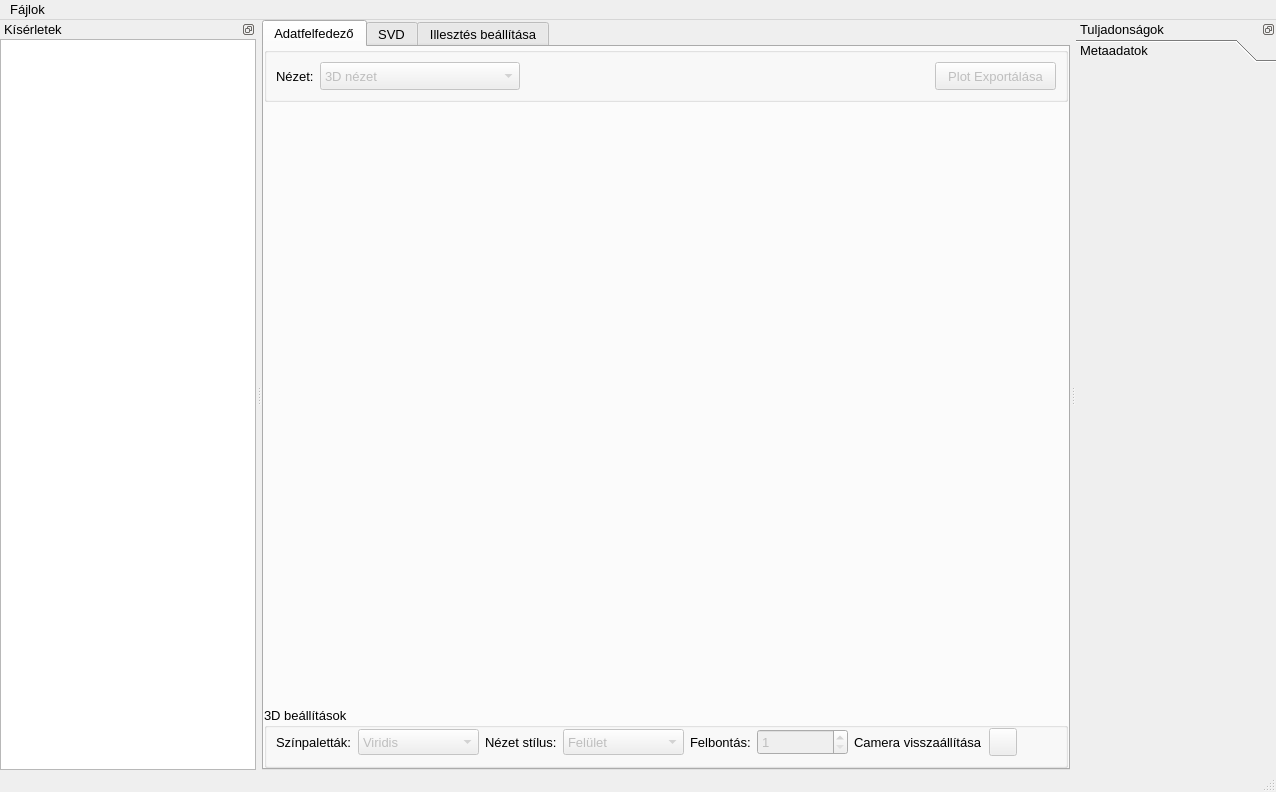
Old version of the form ultrapyfit/gui/ui/main_window.ui in the repository Minex1989/ultrapyfit.
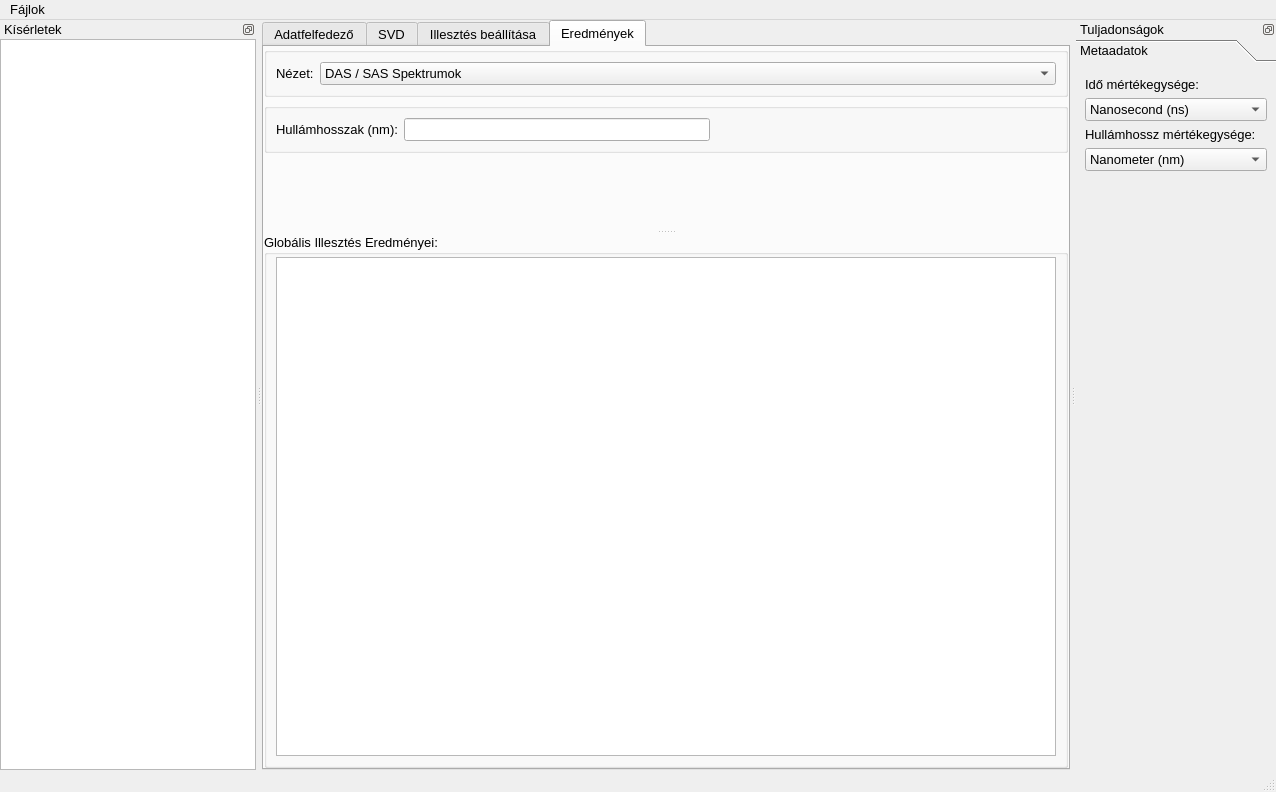
New version of the form. The open tabs and pages were chosen to show the change. Icons and pictures are not drawn. Custom widgets are drawn as their Qt base class.

Commit message: feat: implement dynamic Results tab and tree navigation

```diff
--- a/ultrapyfit/gui/ui/main_window.ui
+++ b/ultrapyfit/gui/ui/main_window.ui
@@ -2528,6 +2528,338 @@
         </item>
        </layout>
       </widget>
+      <widget class="QWidget" name="pageResults">
+       <attribute name="title">
+        <string>Eredmények</string>
+       </attribute>
+       <layout class="QVBoxLayout" name="verticalLayout_12">
+        <property name="spacing">
+         <number>0</number>
+        </property>
+        <property name="leftMargin">
+         <number>0</number>
+        </property>
+        <property name="topMargin">
+         <number>0</number>
+        </property>
+        <property name="rightMargin">
+         <number>0</number>
+        </property>
+        <property name="bottomMargin">
+         <number>0</number>
+        </property>
+        <item>
+         <widget class="QStackedWidget" name="stackedResultsMain">
+          <property name="currentIndex">
+           <number>0</number>
+          </property>
+          <widget class="QWidget" name="pageGlobalFit">
+           <layout class="QVBoxLayout" name="verticalLayout_18">
+            <property name="leftMargin">
+             <number>0</number>
+            </property>
+            <property name="topMargin">
+             <number>0</number>
+            </property>
+            <property name="rightMargin">
+             <number>0</number>
+            </property>
+            <property name="bottomMargin">
+             <number>0</number>
+            </property>
+            <item>
+             <widget class="QGroupBox" name="grpGlobalViewMode">
+              <property name="minimumSize">
+               <size>
+                <width>0</width>
+                <height>50</height>
+               </size>
+              </property>
+              <property name="maximumSize">
+               <size>
+                <width>16777215</width>
+                <height>50</height>
+               </size>
+              </property>
+              <property name="title">
+               <string/>
+              </property>
+              <layout class="QHBoxLayout" name="horizontalLayout_14">
+               <item>
+                <widget class="QLabel" name="lblGlobalViewMode">
+                 <property name="sizePolicy">
+                  <sizepolicy hsizetype="Fixed" vsizetype="Fixed">
+                   <horstretch>0</horstretch>
+                   <verstretch>0</verstretch>
+                  </sizepolicy>
+                 </property>
+                 <property name="text">
+                  <string>Nézet:</string>
+                 </property>
+                </widget>
+               </item>
+               <item>
+                <widget class="QComboBox" name="cbGlobalViewMode">
+                 <item>
+                  <property name="text">
+                   <string>DAS / SAS Spektrumok</string>
+                  </property>
+                 </item>
+                 <item>
+                  <property name="text">
+                   <string>Kinetika (Illesztett Nyomok)</string>
+                  </property>
+                 </item>
+                 <item>
+                  <property name="text">
+                   <string>Kinetika + Reziduálisok</string>
+                  </property>
+                 </item>
+                </widget>
+               </item>
+              </layout>
+             </widget>
+            </item>
+            <item>
+             <widget class="QStackedWidget" name="stackedGlobalSettings">
+              <property name="minimumSize">
+               <size>
+                <width>0</width>
+                <height>50</height>
+               </size>
+              </property>
+              <property name="maximumSize">
+               <size>
+                <width>16777215</width>
+                <height>50</height>
+               </size>
+              </property>
+              <property name="currentIndex">
+               <number>0</number>
+              </property>
+              <widget class="QWidget" name="pageDasSettings">
+               <layout class="QVBoxLayout" name="verticalLayout_14">
+                <property name="spacing">
+                 <number>0</number>
+                </property>
+                <property name="leftMargin">
+                 <number>0</number>
+                </property>
+                <property name="topMargin">
+                 <number>0</number>
+                </property>
+                <property name="rightMargin">
+                 <number>0</number>
+                </property>
+                <property name="bottomMargin">
+                 <number>0</number>
+                </property>
+                <item>
+                 <widget class="QGroupBox" name="grpDasSettings">
+                  <property name="title">
+                   <string/>
+                  </property>
+                  <layout class="QHBoxLayout" name="horizontalLayout_15">
+                   <item>
+                    <widget class="QCheckBox" name="chkConvertToEAS">
+                     <property name="text">
+                      <string>EAS (Szekvenciális) Spektrumok</string>
+                     </property>
+                    </widget>
+                   </item>
+                   <item>
+                    <spacer name="horizontalSpacer_4">
+                     <property name="orientation">
+                      <enum>Qt::Orientation::Horizontal</enum>
+                     </property>
+                     <property name="sizeHint" stdset="0">
+                      <size>
+                       <width>40</width>
+                       <height>20</height>
+                      </size>
+                     </property>
+                    </spacer>
+                   </item>
+                  </layout>
+                 </widget>
+                </item>
+               </layout>
+              </widget>
+              <widget class="QWidget" name="pageGlobalFitPlotSettings">
+               <layout class="QVBoxLayout" name="verticalLayout_15">
+                <property name="spacing">
+                 <number>0</number>
+                </property>
+                <property name="leftMargin">
+                 <number>0</number>
+                </property>
+                <property name="topMargin">
+                 <number>0</number>
+                </property>
+                <property name="rightMargin">
+                 <number>0</number>
+                </property>
+                <property name="bottomMargin">
+                 <number>0</number>
+                </property>
+                <item>
+                 <widget class="QGroupBox" name="grpGlobalFitPlotSettings">
+                  <property name="minimumSize">
+                   <size>
+                    <width>0</width>
+                    <height>50</height>
+                   </size>
+                  </property>
+                  <property name="maximumSize">
+                   <size>
+                    <width>16777215</width>
+                    <height>50</height>
+                   </size>
+                  </property>
+                  <property name="title">
+                   <string/>
+                  </property>
+                  <layout class="QHBoxLayout" name="horizontalLayout_16">
+                   <item>
+                    <widget class="QLabel" name="lblGlobalKineticsSel">
+                     <property name="text">
+                      <string>Hullámhosszak (nm):</string>
+                     </property>
+                    </widget>
+                   </item>
+                   <item>
+                    <widget class="QLineEdit" name="leGlobalKineticsSel"/>
+                   </item>
+                   <item>
+                    <spacer name="horizontalSpacer_3">
+                     <property name="orientation">
+                      <enum>Qt::Orientation::Horizontal</enum>
+                     </property>
+                     <property name="sizeHint" stdset="0">
+                      <size>
+                       <width>346</width>
+                       <height>20</height>
+                      </size>
+                     </property>
+                    </spacer>
+                   </item>
+                  </layout>
+                 </widget>
+                </item>
+               </layout>
+              </widget>
+             </widget>
+            </item>
+            <item>
+             <widget class="QSplitter" name="splitter">
+              <property name="orientation">
+               <enum>Qt::Orientation::Vertical</enum>
+              </property>
+              <widget class="MplWidget" name="globalMplWidget" native="true">
+               <property name="sizePolicy">
+                <sizepolicy hsizetype="Expanding" vsizetype="Expanding">
+                 <horstretch>0</horstretch>
+                 <verstretch>0</verstretch>
+                </sizepolicy>
+               </property>
+              </widget>
+              <widget class="QGroupBox" name="grpGlobalReport">
+               <property name="title">
+                <string>Globális Illesztés Eredményei:</string>
+               </property>
+               <layout class="QVBoxLayout" name="verticalLayout_16">
+                <property name="topMargin">
+                 <number>2</number>
+                </property>
+                <item>
+                 <widget class="QTextBrowser" name="textGlobalReport"/>
+                </item>
+               </layout>
+              </widget>
+             </widget>
+            </item>
+           </layout>
+          </widget>
+          <widget class="QWidget" name="pageSingleFit">
+           <layout class="QVBoxLayout" name="verticalLayout_19">
+            <property name="leftMargin">
+             <number>0</number>
+            </property>
+            <property name="topMargin">
+             <number>0</number>
+            </property>
+            <property name="rightMargin">
+             <number>0</number>
+            </property>
+            <property name="bottomMargin">
+             <number>0</number>
+            </property>
+            <item>
+             <widget class="QGroupBox" name="grpSingleFitSettings">
+              <property name="sizePolicy">
+               <sizepolicy hsizetype="Preferred" vsizetype="Preferred">
+                <horstretch>0</horstretch>
+                <verstretch>0</verstretch>
+               </sizepolicy>
+              </property>
+              <property name="minimumSize">
+               <size>
+                <width>0</width>
+                <height>61</height>
+               </size>
+              </property>
+              <property name="maximumSize">
+               <size>
+                <width>16777215</width>
+                <height>61</height>
+               </size>
+              </property>
+              <property name="title">
+               <string>Egyedi Kinetikai Illesztés</string>
+              </property>
+              <layout class="QHBoxLayout" name="horizontalLayout">
+               <property name="topMargin">
+                <number>2</number>
+               </property>
+               <item>
+                <widget class="QCheckBox" name="chkSingleDetails">
+                 <property name="text">
+                  <string>Tau értékek mutatása a grafikonon</string>
+                 </property>
+                </widget>
+               </item>
+               <item>
+                <spacer name="horizontalSpacer_8">
+                 <property name="orientation">
+                  <enum>Qt::Orientation::Horizontal</enum>
+                 </property>
+                 <property name="sizeHint" stdset="0">
+                  <size>
+                   <width>40</width>
+                   <height>20</height>
+                  </size>
+                 </property>
+                </spacer>
+               </item>
+              </layout>
+             </widget>
+            </item>
+            <item>
+             <widget class="MplWidget" name="singleMplWidget" native="true">
+              <property name="sizePolicy">
+               <sizepolicy hsizetype="Expanding" vsizetype="Expanding">
+                <horstretch>0</horstretch>
+                <verstretch>0</verstretch>
+               </sizepolicy>
+              </property>
+             </widget>
+            </item>
+           </layout>
+          </widget>
+         </widget>
+        </item>
+       </layout>
+      </widget>
      </widget>
     </item>
    </layout>
@@ -2714,6 +3046,126 @@
         <attribute name="label">
          <string>Metaadatok</string>
         </attribute>
+        <layout class="QVBoxLayout" name="verticalLayout_13">
+         <item>
+          <widget class="QLabel" name="TimeMetricLabel">
+           <property name="sizePolicy">
+            <sizepolicy hsizetype="Fixed" vsizetype="Fixed">
+             <horstretch>0</horstretch>
+             <verstretch>0</verstretch>
+            </sizepolicy>
+           </property>
+           <property name="minimumSize">
+            <size>
+             <width>0</width>
+             <height>0</height>
+            </size>
+           </property>
+           <property name="font">
+            <font>
+             <pointsize>10</pointsize>
+             <bold>false</bold>
+             <kerning>true</kerning>
+            </font>
+           </property>
+           <property name="text">
+            <string>Idő mértékegysége:</string>
+           </property>
+          </widget>
+         </item>
+         <item>
+          <widget class="QComboBox" name="cbTimeMetric">
+           <property name="font">
+            <font>
+             <pointsize>10</pointsize>
+             <bold>false</bold>
+            </font>
+           </property>
+           <item>
+            <property name="text">
+             <string>Nanosecond (ns)</string>
+            </property>
+           </item>
+           <item>
+            <property name="text">
+             <string>Microsecond (μs)</string>
+            </property>
+           </item>
+           <item>
+            <property name="text">
+             <string>Picosecond (ps)</string>
+            </property>
+           </item>
+           <item>
+            <property name="text">
+             <string>Femtosecond (fs)</string>
+            </property>
+           </item>
+           <item>
+            <property name="text">
+             <string>Attosecond (as)</string>
+            </property>
+           </item>
+          </widget>
+         </item>
+         <item>
+          <widget class="QLabel" name="WavelengthMetricLabel">
+           <property name="sizePolicy">
+            <sizepolicy hsizetype="Fixed" vsizetype="Fixed">
+             <horstretch>0</horstretch>
+             <verstretch>0</verstretch>
+            </sizepolicy>
+           </property>
+           <property name="font">
+            <font>
+             <pointsize>10</pointsize>
+             <bold>false</bold>
+            </font>
+           </property>
+           <property name="text">
+            <string>Hullámhossz mértékegysége:</string>
+           </property>
+          </widget>
+         </item>
+         <item>
+          <widget class="QComboBox" name="cbWavelengthMetric">
+           <property name="font">
+            <font>
+             <pointsize>10</pointsize>
+             <bold>false</bold>
+            </font>
+           </property>
+           <item>
+            <property name="text">
+             <string>Nanometer (nm)</string>
+            </property>
+           </item>
+           <item>
+            <property name="text">
+             <string>Micrometer (µm)</string>
+            </property>
+           </item>
+           <item>
+            <property name="text">
+             <string>Picometer (pm)</string>
+            </property>
+           </item>
+          </widget>
+         </item>
+         <item>
+          <spacer name="verticalSpacer">
+           <property name="orientation">
+            <enum>Qt::Orientation::Vertical</enum>
+           </property>
+           <property name="sizeHint" stdset="0">
+            <size>
+             <width>20</width>
+             <height>40</height>
+            </size>
+           </property>
+          </spacer>
+         </item>
+        </layout>
        </widget>
       </widget>
      </item>
```
Left out of the diff: 2 changed lines with no effect on the pictures. The commit also changes 4 other files.
